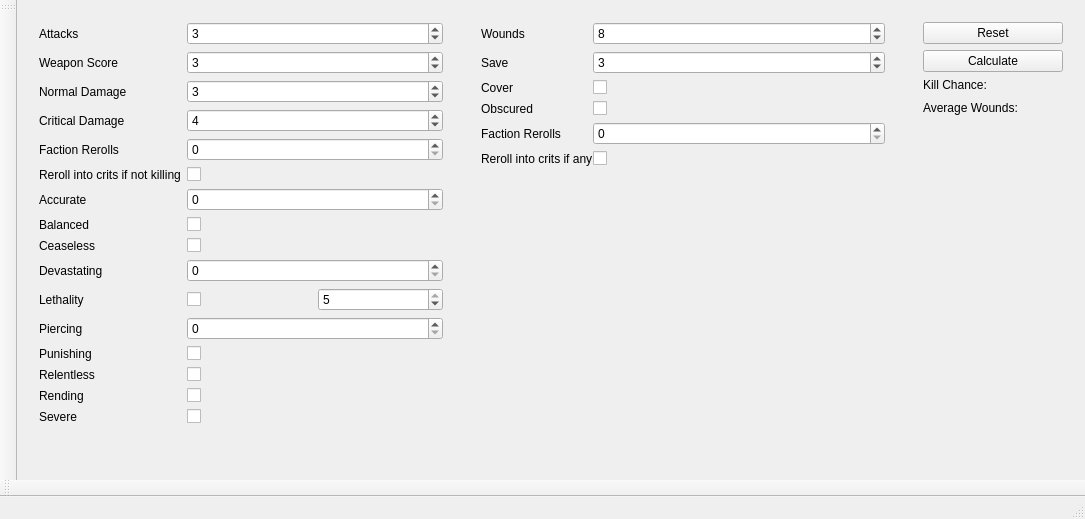
Before: the Qt Designer form Kill Team Calculator/KillTeamCalculator.ui in dito464/Kill-Team-Calculator, drawn with Qt 5.
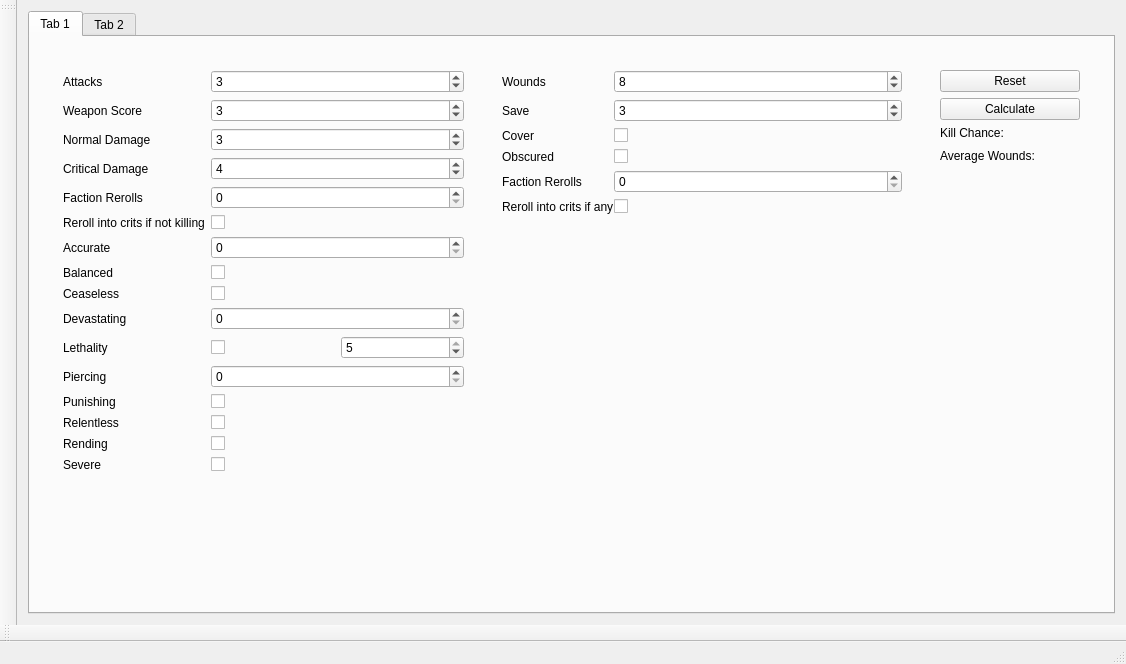
After: the same form once the commit is applied. Custom widgets are drawn as their Qt base class.

Commit message: tabs and average wounds

Diff of the .ui file:
```diff
--- a/Kill Team Calculator/KillTeamCalculator.ui
+++ b/Kill Team Calculator/KillTeamCalculator.ui
@@ -6,8 +6,8 @@
    <rect>
     <x>0</x>
     <y>0</y>
-    <width>1085</width>
-    <height>519</height>
+    <width>1126</width>
+    <height>664</height>
    </rect>
   </property>
   <property name="sizePolicy">
@@ -25,7 +25,7 @@
   <property name="windowTitle">
    <string>KillTeamCalculator</string>
   </property>
-  <widget class="ranged_widget" name="rangedWidget">
+  <widget class="QWidget" name="overallWidget">
    <property name="sizePolicy">
     <sizepolicy hsizetype="Preferred" vsizetype="Preferred">
      <horstretch>0</horstretch>
@@ -34,6 +34,25 @@
    </property>
    <layout class="QVBoxLayout" name="verticalLayout">
     <item>
+     <widget class="QTabWidget" name="modeTabs">
+      <property name="currentIndex">
+       <number>0</number>
+      </property>
+      <widget class="QWidget" name="rangedTab">
+       <property name="sizePolicy">
+        <sizepolicy hsizetype="MinimumExpanding" vsizetype="MinimumExpanding">
+         <horstretch>0</horstretch>
+         <verstretch>0</verstretch>
+        </sizepolicy>
+       </property>
+       <attribute name="title">
+        <string>Tab 1</string>
+       </attribute>
+       <layout class="QVBoxLayout" name="verticalLayout_7">
+        <item>
+         <widget class="ranged_widget" name="rangedWidget" native="true">
+          <layout class="QVBoxLayout" name="verticalLayout_5">
+           <item>
      <layout class="QHBoxLayout" name="rangedLayout" stretch="3,0,3,0,1">
       <item>
        <widget class="attacker_widget" name="attackerWidget" native="true">
@@ -528,6 +547,18 @@
     </item>
    </layout>
   </widget>
+        </item>
+       </layout>
+      </widget>
+      <widget class="QWidget" name="meleeTab">
+       <attribute name="title">
+        <string>Tab 2</string>
+       </attribute>
+      </widget>
+     </widget>
+    </item>
+   </layout>
+  </widget>
   <widget class="QMenuBar" name="menuBar">
    <property name="geometry">
     <rect>
```
Left out of the diff: 36 changed lines with no effect on the pictures. Lines whose indentation alone changed are shown as unchanged. The commit also changes 4 other files.
